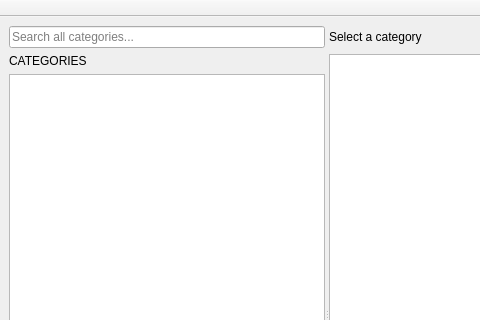
This is examples/PartManagerApp/src/ui/PartManager_MainWindow.ui in KROIA/PartManager as Qt 5 draws it before an edit; both pictures show x 0 to 480 and y 0 to 320 of the 1000 by 640 pixel window. The edited form follows.
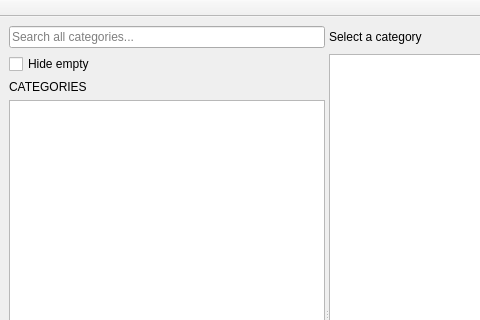
This is the edited form.

Commit message: a menu bar above the ribbon, and panels that stay where you put them

Diff of the .ui file:
```diff
--- a/examples/PartManagerApp/src/ui/PartManager_MainWindow.ui
+++ b/examples/PartManagerApp/src/ui/PartManager_MainWindow.ui
@@ -48,6 +48,16 @@
           </property>
          </widget>
         </item>
+        <item>
+         <widget class="QCheckBox" name="hideEmptyCheck">
+          <property name="text">
+           <string>Hide empty</string>
+          </property>
+          <property name="toolTip">
+           <string>Hides categories that hold no parts, and no parts anywhere below them.</string>
+          </property>
+         </widget>
+        </item>
         <item>
          <widget class="QLabel" name="categoriesLabel">
           <property name="text">
```
The commit also changes 7 other files.
